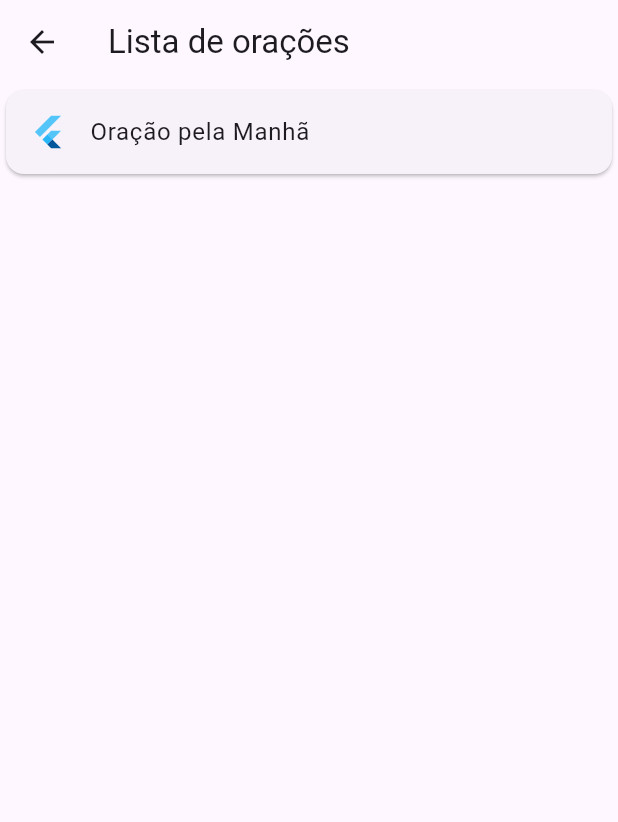
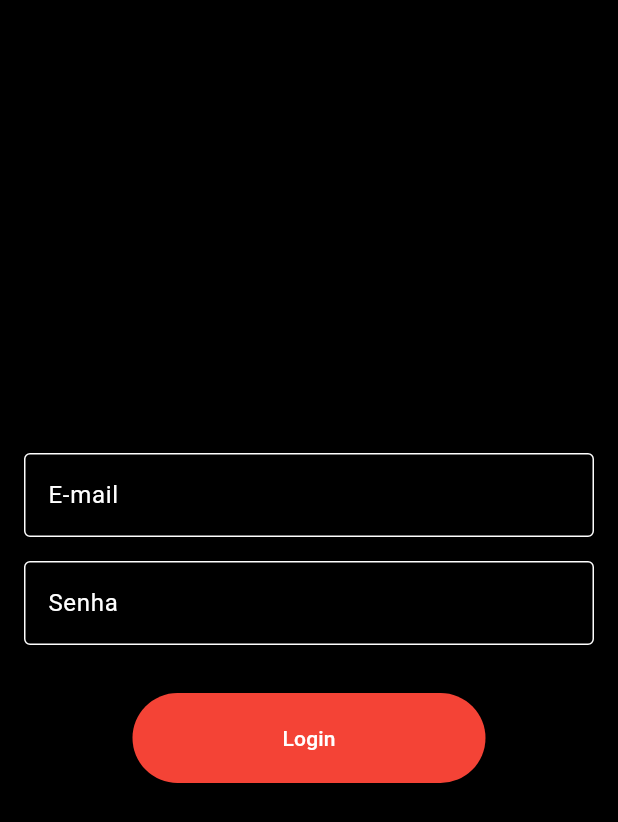
Before and after one commit to Fazekas31/app-ora-oes, a Flutter app: the screen it shows after launch, after a tap on "ENTRAR", on a phone screen of 412 x 824 dp. Shown: the top 822 px of the screen. Run offline on Flutter 3.47's test engine with Material 3 defaults, Android fonts, the phone set to English and light mode, and no system bars.

Commit message:
login creen nhost packages

```diff
--- a/app_oracoes/lib/screens/inicial_screen.dart
+++ b/app_oracoes/lib/screens/inicial_screen.dart
@@ -1,4 +1,4 @@
-import 'package:app_oracoes/screens/lista_oracoes.dart';
+import 'package:app_oracoes/screens/login_screen.dart';
 import 'package:flutter/material.dart';
 
 class InicalScreen extends StatelessWidget {
@@ -29,10 +29,8 @@ class InicalScreen extends StatelessWidget {
             ElevatedButton(
               onPressed: () {
                 context;
-                Navigator.push(
-                    context,
-                    MaterialPageRoute(
-                        builder: (context) => const ListOracoes()));
+                Navigator.push(context,
+                    MaterialPageRoute(builder: (context) => LoginScreen()));
               },
               style: ElevatedButton.styleFrom(
                   backgroundColor: Colors.red,
--- a/app_oracoes/lib/screens/lista_oracoes.dart
+++ b/app_oracoes/lib/screens/lista_oracoes.dart
@@ -7,9 +7,6 @@ class ListOracoes extends StatelessWidget {
   @override
   Widget build(BuildContext context) {
     return Scaffold(
-        appBar: AppBar(
-          title: Text('Lista de orações'),
-        ),
         body: ListView(
       children: [
         Card(
@@ -17,10 +14,8 @@ class ListOracoes extends StatelessWidget {
             leading: const FlutterLogo(),
             title: const Text('Oração pela Manhã'),
             onTap: () {
-                  Navigator.push(
-                      context,
-                      MaterialPageRoute(
-                          builder: (context) => const OracaoPage()));
+              Navigator.push(context,
+                  MaterialPageRoute(builder: (context) => const OracaoPage()));
             },
           ),
         ),
--- /dev/null
+++ b/app_oracoes/lib/screens/login_screen.dart
@@ -0,0 +1,72 @@
+import 'package:app_oracoes/screens/lista_oracoes.dart';
+import 'package:flutter/material.dart';
+
+class LoginScreen extends StatelessWidget {
+  const LoginScreen({super.key});
+
+  @override
+  Widget build(BuildContext context) {
+    return MaterialApp(
+      home: Scaffold(
+        body: Container(
+          color: Colors.black,
+          padding: const EdgeInsets.all(16.0),
+          child: Column(
+            mainAxisAlignment: MainAxisAlignment.center,
+            children: [
+              const TextField(
+                decoration: InputDecoration(
+                  labelText: 'E-mail',
+                  labelStyle: TextStyle(color: Colors.white),
+                  enabledBorder: OutlineInputBorder(
+                    borderSide: BorderSide(color: Colors.white),
+                  ),
+                  focusedBorder: OutlineInputBorder(
+                    borderSide: BorderSide(color: Colors.white),
+                  ),
+                ),
+                style: TextStyle(color: Colors.white),
+              ),
+              const SizedBox(height: 16.0),
+              const TextField(
+                obscureText: true,
+                decoration: InputDecoration(
+                  labelText: 'Senha',
+                  labelStyle: TextStyle(color: Colors.white),
+                  enabledBorder: OutlineInputBorder(
+                    borderSide: BorderSide(color: Colors.white),
+                  ),
+                  focusedBorder: OutlineInputBorder(
+                    borderSide: BorderSide(color: Colors.white),
+                  ),
+                ),
+                style: TextStyle(color: Colors.white),
+              ),
+              const SizedBox(height: 32.0),
+              ElevatedButton(
+                onPressed: () {
+                  context;
+                  Navigator.push(
+                      context,
+                      MaterialPageRoute(
+                          builder: (context) => const ListOracoes()));
+                },
+                style: ElevatedButton.styleFrom(
+                  backgroundColor: Colors.red,
+                  padding: const EdgeInsets.symmetric(
+                    horizontal: 100,
+                    vertical: 20,
+                  ),
+                ),
+                child: const Text(
+                  'Login',
+                  style: TextStyle(color: Colors.white),
+                ),
+              ),
+            ],
+          ),
+        ),
+      ),
+    );
+  }
+}
--- a/app_oracoes/lib/screens/oracao_page.dart
+++ b/app_oracoes/lib/screens/oracao_page.dart
@@ -1,5 +1,4 @@
 import 'package:flutter/material.dart';
-import 'package:flutter/widgets.dart';
 
 class OracaoPage extends StatefulWidget {
   const OracaoPage({super.key});
--- a/app_oracoes/pubspec.yaml
+++ b/app_oracoes/pubspec.yaml
@@ -30,11 +30,16 @@ environment:
 dependencies:
   flutter:
     sdk: flutter
+  nhost_flutter_auth: ^4.0.4
+  nhost_flutter_graphql: ^3.0.5
+  nhost_sdk: ^5.3.0
+
 
 
   # The following adds the Cupertino Icons font to your application.
   # Use with the CupertinoIcons class for iOS style icons.
   cupertino_icons: ^1.0.6
+
 
 dev_dependencies:
   flutter_test:
```
Also changed, not shown: app_oracoes/data/login_data.dart (added), app_oracoes/pubspec.lock, 3 other files. Lines whose indentation alone changed are shown as unchanged.
